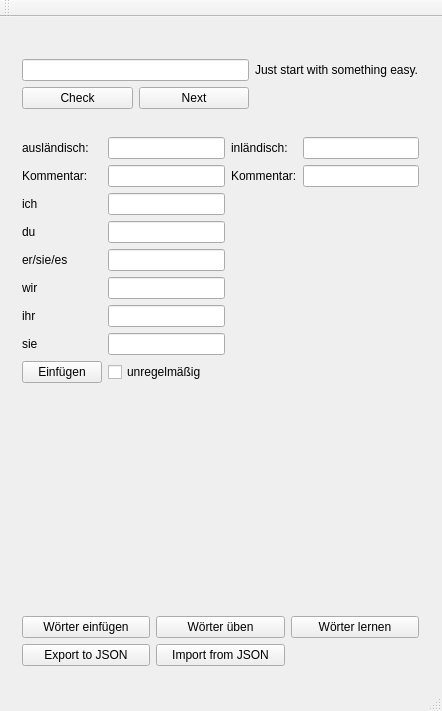
The window that mainwindow.ui (MisterHyde/vocaburglary) describes before a commit, drawn with Qt 5.
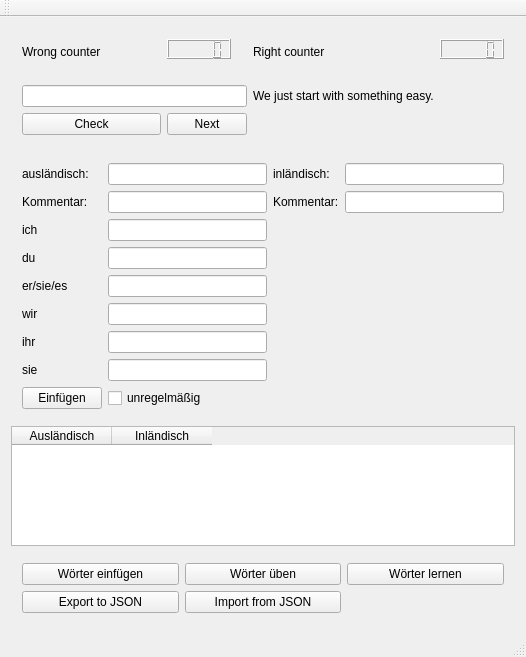
The same window after the commit.

```diff
--- a/mainwindow.ui
+++ b/mainwindow.ui
@@ -6,61 +6,92 @@
    <rect>
     <x>0</x>
     <y>0</y>
-    <width>442</width>
-    <height>711</height>
+    <width>526</width>
+    <height>657</height>
    </rect>
   </property>
   <property name="windowTitle">
    <string>untitled</string>
   </property>
   <widget class="QWidget" name="centralWidget">
-   <widget class="QWidget" name="verticalLayoutWidget">
-    <property name="geometry">
-     <rect>
-      <x>0</x>
-      <y>0</y>
-      <width>441</width>
-      <height>671</height>
-     </rect>
-    </property>
-    <layout class="QVBoxLayout" name="mainLayout">
-     <property name="sizeConstraint">
-      <enum>QLayout::SetMaximumSize</enum>
-     </property>
+   <layout class="QVBoxLayout" name="verticalLayout">
      <item>
       <widget class="QWidget" name="learnWidget" native="true">
        <layout class="QGridLayout" name="gridLayout_3">
-        <item row="0" column="0" colspan="3">
+       <item row="2" column="0">
          <widget class="QLabel" name="vocable">
           <property name="text">
            <string/>
           </property>
          </widget>
         </item>
-        <item row="1" column="0" colspan="2">
-         <widget class="QLineEdit" name="translation"/>
-        </item>
-        <item row="1" column="2">
-         <widget class="QLabel" name="successLabel">
-          <property name="text">
-           <string>Just start with something easy.</string>
-          </property>
-         </widget>
-        </item>
-        <item row="2" column="0">
+       <item row="4" column="0">
          <widget class="QPushButton" name="pushButtonCheck">
           <property name="text">
            <string>Check</string>
           </property>
          </widget>
         </item>
-        <item row="2" column="1">
+       <item row="0" column="3" rowspan="2">
+        <widget class="QLCDNumber" name="lcdRight">
+         <property name="sizePolicy">
+          <sizepolicy hsizetype="Maximum" vsizetype="Maximum">
+           <horstretch>0</horstretch>
+           <verstretch>0</verstretch>
+          </sizepolicy>
+         </property>
+        </widget>
+       </item>
+       <item row="3" column="0" colspan="2">
+        <widget class="QLineEdit" name="translation"/>
+       </item>
+       <item row="0" column="1" rowspan="2">
+        <widget class="QLCDNumber" name="lcdWrong">
+         <property name="sizePolicy">
+          <sizepolicy hsizetype="Maximum" vsizetype="Maximum">
+           <horstretch>0</horstretch>
+           <verstretch>0</verstretch>
+          </sizepolicy>
+         </property>
+        </widget>
+       </item>
+       <item row="4" column="1">
          <widget class="QPushButton" name="pushButtonNext">
+         <property name="sizePolicy">
+          <sizepolicy hsizetype="Minimum" vsizetype="Minimum">
+           <horstretch>0</horstretch>
+           <verstretch>0</verstretch>
+          </sizepolicy>
+         </property>
           <property name="text">
            <string>Next</string>
           </property>
          </widget>
         </item>
+       <item row="3" column="2">
+        <widget class="QLabel" name="successLabel">
+         <property name="text">
+          <string>We just start with something easy.</string>
+         </property>
+         <property name="buddy">
+          <cstring>translation</cstring>
+         </property>
+        </widget>
+       </item>
+       <item row="1" column="2">
+        <widget class="QLabel" name="labelRightCount">
+         <property name="text">
+          <string>Right counter</string>
+         </property>
+        </widget>
+       </item>
+       <item row="1" column="0">
+        <widget class="QLabel" name="labelWrongCount">
+         <property name="text">
+          <string>Wrong counter</string>
+         </property>
+        </widget>
+       </item>
        </layout>
       </widget>
      </item>
@@ -230,7 +261,7 @@
      <item>
       <widget class="QTableWidget" name="vocableTable">
        <property name="sizePolicy">
-        <sizepolicy hsizetype="Expanding" vsizetype="Ignored">
+       <sizepolicy hsizetype="Expanding" vsizetype="Expanding">
          <horstretch>0</horstretch>
          <verstretch>0</verstretch>
         </sizepolicy>
@@ -302,7 +333,6 @@
       </widget>
      </item>
     </layout>
-   </widget>
   </widget>
   <widget class="QStatusBar" name="statusBar"/>
   <widget class="QToolBar" name="toolBar">
```
Lines whose indentation alone changed are shown as unchanged.
